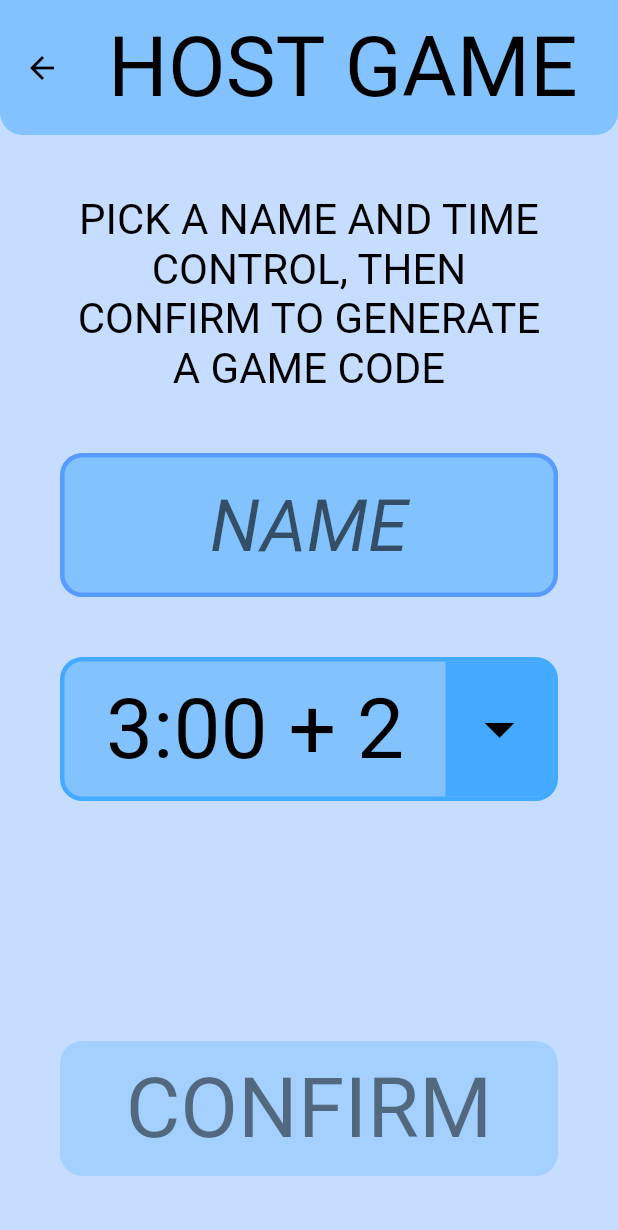
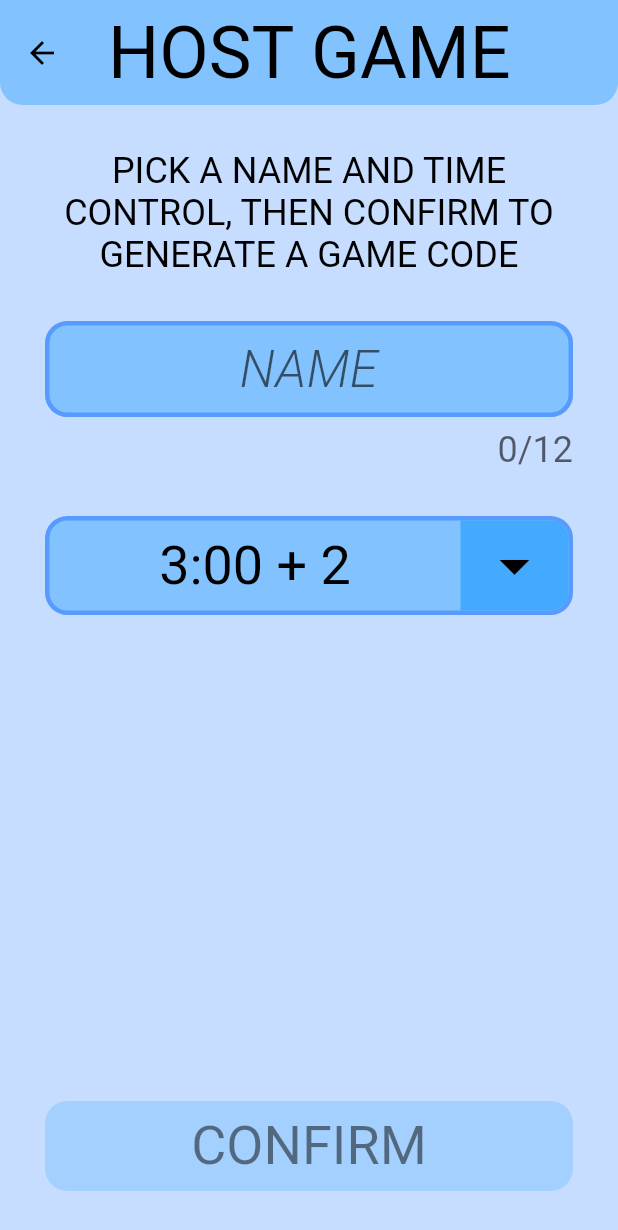
Before and after one commit to Quiggleson/4Chess, a Flutter app: the screen it shows after launch, after a tap on "HOST GAME", on a phone screen of 412 x 824 dp. Shown: the top 1230 px of the screen. Run offline on Flutter 3.47's test engine with Material 2 defaults, Android fonts, the phone set to English and light mode, and no system bars; our stand-ins replace google_fonts, material_design_icons_flutter; missing offline and left inert: dart_ipify, network_info_plus; Roboto replaces fonts that are missing (Abel, Ubuntu).

Commit message:
now *mostly* works on Pixel XL

```diff
--- a/lib/screens/home.dart
+++ b/lib/screens/home.dart
@@ -14,7 +14,7 @@ class HomeState extends State<Home> {
   Widget build(BuildContext context) {
     return Scaffold(
         body: Padding(
-            padding: const EdgeInsets.all(40),
+            padding: const EdgeInsets.all(30),
             child:
                 Column(mainAxisAlignment: MainAxisAlignment.center, children: [
               const Text("4Chess", style: TextStyle(fontSize: 96)),
@@ -28,7 +28,7 @@ class HomeState extends State<Home> {
                         )
                       },
                   child: const Text("HOST GAME")),
-              const Padding(padding: EdgeInsets.only(top: 40)),
+              const Padding(padding: EdgeInsets.only(top: 20)),
               FCButton(
                   onPressed: () => {
                         Navigator.of(context).push(
--- a/lib/screens/hostsetup.dart
+++ b/lib/screens/hostsetup.dart
@@ -34,21 +34,23 @@ class HostSetupState extends State<HostSetup> {
     _dropdownValue ??= _timeControls[0];
 
     return Scaffold(
+        resizeToAvoidBottomInset: false,
         appBar: FCAppBar(title: const Text("HOST GAME")),
         body: Padding(
-            padding: const EdgeInsets.all(40),
+            padding: const EdgeInsets.all(30),
             child:
                 Column(mainAxisAlignment: MainAxisAlignment.start, children: [
               const Text(
                   "PICK A NAME AND TIME CONTROL, THEN CONFIRM TO GENERATE A GAME CODE",
-                  style: TextStyle(fontSize: 28),
+                  style: TextStyle(fontSize: 24),
                   textAlign: TextAlign.center),
-              const Padding(padding: EdgeInsets.only(top: 40)),
+              const Padding(padding: EdgeInsets.only(top: 30)),
               FCTextField(
+                maxLength: 12,
                 hintText: "NAME",
                 onChanged: (value) => setState(() => _name = value),
               ),
-              const Padding(padding: EdgeInsets.only(top: 40)),
+              const Padding(padding: EdgeInsets.only(top: 30)),
               FCDropDownButton(
                 value: _dropdownValue,
                 items: [
--- a/lib/widgets/fc_appbar.dart
+++ b/lib/widgets/fc_appbar.dart
@@ -66,11 +66,11 @@ class FCAppBar extends AppBar {
             titleSpacing: titleSpacing,
             toolbarOpacity: toolbarOpacity,
             bottomOpacity: bottomOpacity,
-            toolbarHeight: toolbarHeight ?? 90,
+            toolbarHeight: toolbarHeight ?? 70,
             leadingWidth: leadingWidth,
             toolbarTextStyle: toolbarTextStyle,
             titleTextStyle: titleTextStyle ??
-                GoogleFonts.abel(fontSize: 56, color: Colors.black),
+                GoogleFonts.abel(fontSize: 48, color: Colors.black),
             systemOverlayStyle: systemOverlayStyle,
             forceMaterialTransparency: forceMaterialTransparency,
             clipBehavior: clipBehavior);
--- a/lib/widgets/fc_button.dart
+++ b/lib/widgets/fc_button.dart
@@ -32,7 +32,7 @@ class FCButton extends FilledButton {
   static ButtonStyle _buildButtonStyle(ButtonStyle? style) {
     return ButtonStyle(
         textStyle: style?.textStyle ??
-            MaterialStatePropertyAll(GoogleFonts.abel(fontSize: 56)),
+            MaterialStatePropertyAll(GoogleFonts.abel(fontSize: 36)),
         backgroundColor: style?.backgroundColor ??
             MaterialStateProperty.resolveWith((Set<MaterialState> states) {
               if (states.contains(MaterialState.disabled)) {
@@ -55,7 +55,7 @@ class FCButton extends FilledButton {
         elevation: style?.elevation,
         padding: style?.padding,
         minimumSize: style?.minimumSize ??
-            const MaterialStatePropertyAll(Size.fromHeight(90)),
+            const MaterialStatePropertyAll(Size.fromHeight(60)),
         fixedSize: style?.fixedSize,
         maximumSize: style?.maximumSize,
         iconColor: style?.iconColor,
@@ -107,9 +107,9 @@ class FCButton extends FilledButton {
         shadowColor: shadowColor,
         surfaceTintColor: surfaceTintColor,
         elevation: elevation,
-        textStyle: GoogleFonts.abel(fontSize: 56).merge(textStyle),
+        textStyle: GoogleFonts.abel(fontSize: 36).merge(textStyle),
         padding: padding,
-        minimumSize: minimumSize ?? const Size.fromHeight(90),
+        minimumSize: minimumSize ?? const Size.fromHeight(60),
         fixedSize: fixedSize,
         maximumSize: maximumSize,
         side: side,
--- a/lib/widgets/fc_dropdownbutton.dart
+++ b/lib/widgets/fc_dropdownbutton.dart
@@ -22,7 +22,7 @@ class FCDropDownButton<T> extends StatefulWidget {
       this.iconSize = 48,
       this.isDense = false,
       this.isExpanded = true,
-      this.itemHeight = 90,
+      this.itemHeight = 60,
       this.color = FCColors.accentBlue,
       this.focusNode,
       this.autofocus = false,
@@ -75,7 +75,7 @@ class FCDropdownButtonState<T> extends State<FCDropDownButton<T>> {
           border: widget.border ??
               Border.all(
                   width: 3,
-                  color: widget.color,
+                  color: FCColors.thinBorder,
                   strokeAlign: BorderSide.strokeAlignInside),
           color: widget.dropdownColor,
           borderRadius: widget.borderRadius ?? BorderRadius.circular(15),
@@ -84,9 +84,13 @@ class FCDropdownButtonState<T> extends State<FCDropDownButton<T>> {
             child: DropdownButton(
           icon: widget.icon ??
               Container(
+                decoration: BoxDecoration(
+                  borderRadius: BorderRadius.only(topRight: Radius.circular(12), bottomRight: Radius.circular(12)),
+                  color: widget.color,
+                ),
                   constraints: BoxConstraints(
                       minHeight: widget.itemHeight ?? 90, minWidth: 72),
-                  color: widget.color,
+
                   child:
                       const Icon(Icons.arrow_drop_down, color: Colors.black)),
           iconSize: widget.iconSize,
@@ -95,7 +99,7 @@ class FCDropdownButtonState<T> extends State<FCDropDownButton<T>> {
           style: widget.style ??
               GoogleFonts.abel(
                 color: Colors.black,
-                fontSize: 56,
+                fontSize: 36,
               ),
           borderRadius: widget.borderRadius,
           dropdownColor: widget.dropdownColor,
--- a/lib/widgets/fc_numbereditem.dart
+++ b/lib/widgets/fc_numbereditem.dart
@@ -9,7 +9,7 @@ class FCNumberedItem extends StatelessWidget {
       required this.number,
       this.numberTextStyle,
       this.contentTextStyle,
-      this.height = 90,
+      this.height = 45,
       this.numberWidth = 80,
       this.numberBackColor = FCColors.accentBlue,
       this.numberColor,
@@ -44,7 +44,7 @@ class FCNumberedItem extends StatelessWidget {
               style: numberTextStyle ??
                   GoogleFonts.abel(
                     color: Colors.black,
-                    fontSize: 56,
+                    fontSize: 24,
                   ),
             )),
         Expanded(
@@ -57,7 +57,7 @@ class FCNumberedItem extends StatelessWidget {
                   style: contentTextStyle ??
                       GoogleFonts.abel(
                         color: Colors.black,
-                        fontSize: 56,
+                        fontSize: 24,
                       ),
                 ))),
       ]),
--- a/lib/widgets/fc_otherplayertimer.dart
+++ b/lib/widgets/fc_otherplayertimer.dart
@@ -34,7 +34,7 @@ class OtherPlayerTimerState extends State<OtherPlayerTimer> {
         flex: 1,
         child: Container(
             clipBehavior: Clip.hardEdge,
-            height: 180,
+            height: 140,
             decoration: BoxDecoration(
                 color: FCColors.fromPlayerStatus[widget.status],
                 borderRadius: const BorderRadius.only(
@@ -44,7 +44,6 @@ class OtherPlayerTimerState extends State<OtherPlayerTimer> {
               mainAxisAlignment: MainAxisAlignment.center,
               children: [
                 Text(widget.name, style: const TextStyle(fontSize: 32)),
-                const Padding(padding: EdgeInsets.only(top: 20)),
                 FCTimer(
                     //No events needed here, all events should be updated from the device that this timer represents.
                     running: widget.status == PlayerStatus.turn,
--- a/lib/widgets/fc_textfield.dart
+++ b/lib/widgets/fc_textfield.dart
@@ -78,6 +78,7 @@ class FCTextField extends TextField {
             undoController: undoController,
             decoration: decoration ??
                 InputDecoration(
+                  contentPadding: const EdgeInsets.symmetric(vertical: 12),
                   hintText: hintText,
                   counterStyle: const TextStyle(fontSize: 24),
                   filled: true,
@@ -95,7 +96,10 @@ class FCTextField extends TextField {
             textInputAction: textInputAction,
             textCapitalization: textCapitalization,
             style: style ??
-                GoogleFonts.aBeeZee(fontSize: 48, fontStyle: FontStyle.italic),
+                GoogleFonts.ubuntu(
+                    fontWeight: FontWeight.w300,
+                    fontSize: 34,
+                    fontStyle: FontStyle.italic),
             strutStyle: strutStyle,
             textAlign: textAlign ?? TextAlign.center,
             textAlignVertical: textAlignVertical,
--- a/pubspec.yaml
+++ b/pubspec.yaml
@@ -35,11 +35,13 @@ dependencies:
   intl: ^0.18.1
 
 
+
   # The following adds the Cupertino Icons font to your application.
   # Use with the CupertinoIcons class for iOS style icons.
   cupertino_icons: ^1.0.2
   network_info_plus: ^4.0.1
   dart_ipify: ^1.1.1
+  auto_size_text: ^3.0.0
 
 dev_dependencies:
   flutter_test:
```
Also changed, not shown: lib/screens/game.dart (+3 -38 lines), lib/screens/hostlobby.dart (+8 -7 lines), lib/screens/joinlobby.dart (+4 -6 lines), lib/screens/joinsetup.dart (+9 -5 lines), lib/widgets/fc_alartdialog.dart (added, +46 -0 lines), pubspec.lock.
